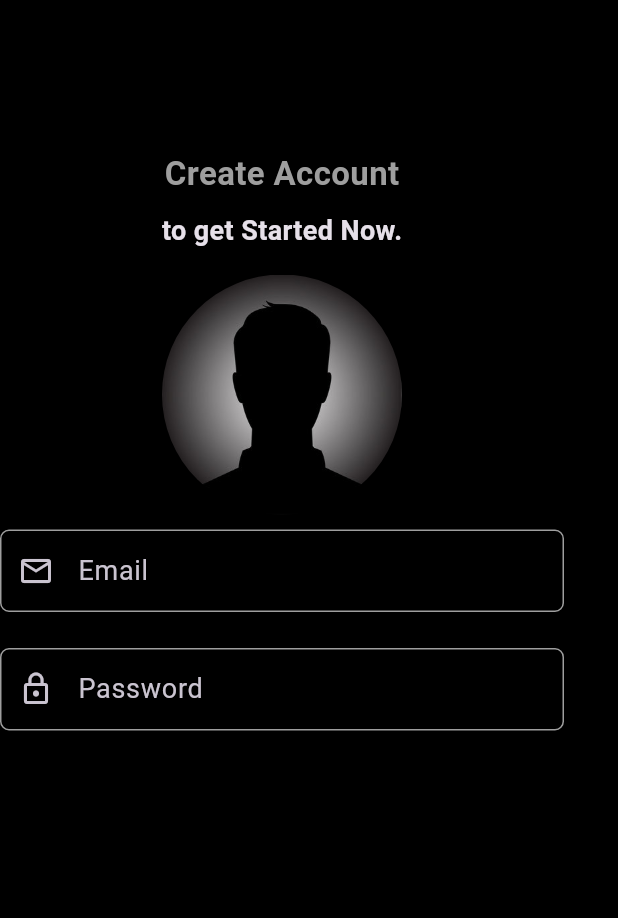
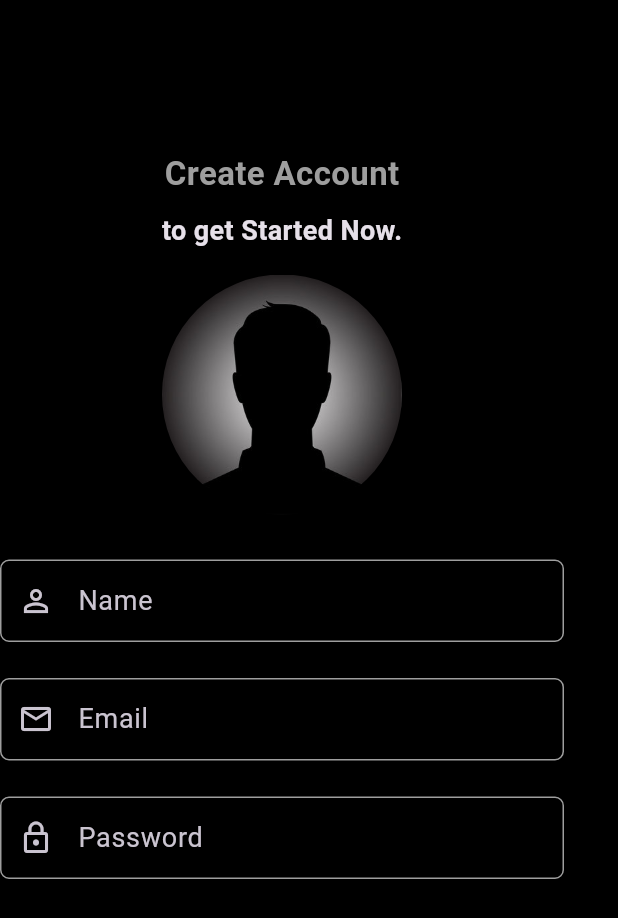
Before and after one commit to beshprakash11/dating_appfv1, a Flutter app: the screen it shows after launch, on a phone screen of 412 x 824 dp. Shown: the top 918 px of the screen. Run offline on Flutter 3.47's test engine with Material 3 defaults, Android fonts, the phone set to English and light mode, and no system bars; our stand-ins replace get.

Commit message:
name field added

```diff
--- a/lib/authenticationScreen/registration_screen.dart
+++ b/lib/authenticationScreen/registration_screen.dart
@@ -97,10 +97,26 @@ class _RegistrationScreenState extends State<RegistrationScreen> {
             ),
 
             const SizedBox(
-              height: 10,
+              height: 30,
             ),
 
-            /**Personal info for app user*/
+            /**user name app*/
+            SizedBox(
+              width: MediaQuery.of(context).size.width - 36,
+              height: 55,
+              child: CustomTextFieldWidget(
+                editingController: emailTextEditingController,
+                labelText: "Name",
+                iconData: Icons.person_outline,
+                isObscure: false,
+              ),
+            ),
+
+            const SizedBox(
+              height: 24,
+            ),
+
+            /**email app*/
             SizedBox(
               width: MediaQuery.of(context).size.width - 36,
               height: 55,
```
